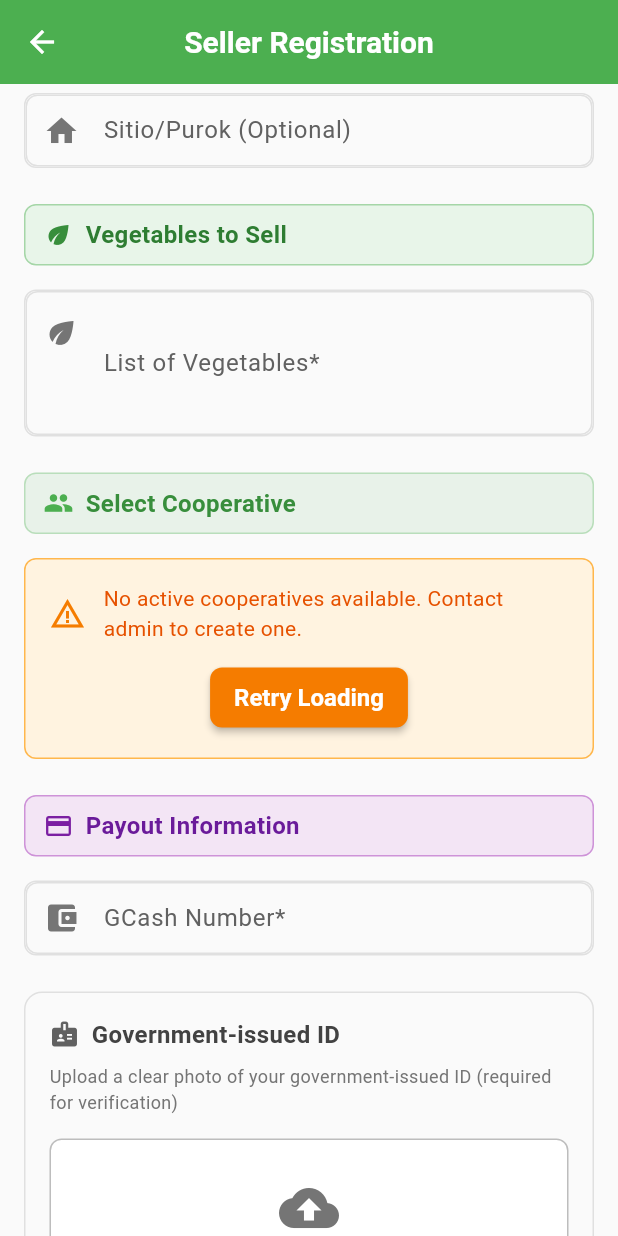
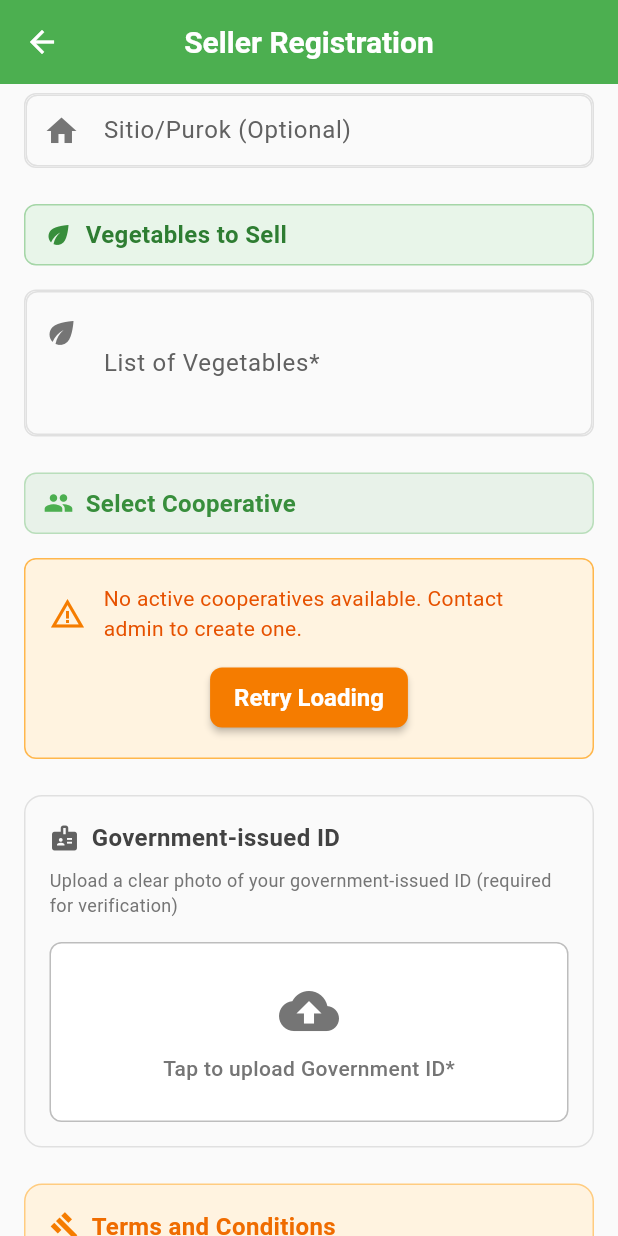
Before and after one commit to Myrick24/system, a Flutter app: the RegistrationScreen screen opened directly, scrolled down 576 dp, on a phone screen of 412 x 824 dp. Run offline on Flutter 3.47's test engine with Material 3 defaults, Android fonts, the phone set to English and light mode, and no system bars; our stand-ins replace cloud_firestore, firebase_auth, firebase_core, firebase_messaging, firebase_storage, fl_chart and 4 more; accounts and stored records are empty; project files that could hold a hidden picture were left out.

Commit message:
Clean up seller registration form: Remove payout/GCash fields and fix dropdown overflow
- Remove GCash number field and payout information section
- Remove _gcashNumberController and related code
- Simplify cooperative dropdown to single-line menu items
- Shorten cooperative dropdown hint text
- Fix layout overflow issues (bottom overflow by 15 pixels)
- Improve dropdown styling and padding

```diff
--- a/e-commerce-app/lib/screens/registration_screen.dart
+++ b/e-commerce-app/lib/screens/registration_screen.dart
@@ -26,7 +26,6 @@ class _RegistrationScreenState extends State<RegistrationScreen> {
   // Form controllers
   final _fullNameController = TextEditingController();
 
-  final _gcashNumberController = TextEditingController();
   File? _governmentIdImage;
   bool _isLoading = false;
   // Image handling
@@ -49,7 +48,6 @@ class _RegistrationScreenState extends State<RegistrationScreen> {
     _fullNameController.dispose();
     _contactNumberController.dispose();
     _vegetableListController.dispose();
-    _gcashNumberController.dispose();
     _sitioController.dispose();
     super.dispose();
   }
@@ -84,7 +82,8 @@ class _RegistrationScreenState extends State<RegistrationScreen> {
           .where('role', isEqualTo: 'cooperative')
           .get();
 
-      print('📊 Found ${coopsSnapshot.docs.length} users with role=cooperative');
+      print(
+          '📊 Found ${coopsSnapshot.docs.length} users with role=cooperative');
 
       if (coopsSnapshot.docs.isEmpty) {
         print('⚠️  No users found with role="cooperative"');
@@ -298,10 +297,6 @@ class _RegistrationScreenState extends State<RegistrationScreen> {
           'fullAddress': fullAddress,
         },
         'vegetableList': _vegetableListController.text.trim(),
-        'payoutInfo': {
-          'gcashNumber': _gcashNumberController.text.trim(),
-          'method': 'GCash',
-        },
         'email': userEmail,
         'governmentIdUrl': governmentIdUrl,
         'createdAt': FieldValue.serverTimestamp(),
@@ -779,38 +774,29 @@ class _RegistrationScreenState extends State<RegistrationScreen> {
                       border: Border.all(color: Colors.grey.shade300),
                     ),
                     padding:
-                        const EdgeInsets.symmetric(horizontal: 16, vertical: 4),
+                        const EdgeInsets.symmetric(horizontal: 16, vertical: 8),
                     child: DropdownButtonFormField<String>(
                       value: _selectedCoopId,
+                      isExpanded: true,
                       decoration: InputDecoration(
                         labelText: 'Choose Cooperative*',
                         prefixIcon:
                             Icon(Icons.business, color: Colors.grey.shade600),
                         border: InputBorder.none,
                         labelStyle: TextStyle(color: Colors.grey.shade700),
+                        contentPadding: EdgeInsets.zero,
                       ),
                       items: _cooperatives.map((coop) {
                         return DropdownMenuItem<String>(
                           value: coop['id'] as String,
-                          child: Column(
-                            crossAxisAlignment: CrossAxisAlignment.start,
-                            mainAxisSize: MainAxisSize.min,
-                            children: [
-                              Text(
-                                coop['name'] as String,
-                                style: const TextStyle(
-                                  fontWeight: FontWeight.w600,
-                                  fontSize: 14,
-                                ),
-                              ),
-                              Text(
-                                coop['email'] as String,
-                                style: TextStyle(
-                                  fontSize: 12,
-                                  color: Colors.grey.shade600,
-                                ),
-                              ),
-                            ],
+                          child: Text(
+                            '${coop['name']} (${coop['email']})',
+                            maxLines: 1,
+                            overflow: TextOverflow.ellipsis,
+                            style: const TextStyle(
+                              fontWeight: FontWeight.w600,
+                              fontSize: 14,
+                            ),
                           ),
                         );
                       }).toList(),
@@ -827,13 +813,11 @@ class _RegistrationScreenState extends State<RegistrationScreen> {
                       },
                       validator: (value) {
                         if (value == null || value.isEmpty) {
-                          return 'Please select a cooperative to handle your application';
+                          return 'Please select a cooperative';
                         }
                         return null;
                       },
-                      hint: const Text(
-                          'Select a cooperative that will handle your products'),
-                      isExpanded: true,
+                      hint: const Text('Select a cooperative'),
                     ),
                   ),
                 if (_selectedCoopName != null && _selectedCoopName!.isNotEmpty)
@@ -862,70 +846,6 @@ class _RegistrationScreenState extends State<RegistrationScreen> {
                       ],
                     ),
                   ),
-                const SizedBox(height: 24),
-
-                // Payout Information Section
-                Container(
-                  padding:
-                      const EdgeInsets.symmetric(vertical: 8, horizontal: 12),
-                  decoration: BoxDecoration(
-                    color: Colors.purple.shade50,
-                    borderRadius: BorderRadius.circular(8),
-                    border: Border.all(color: Colors.purple.shade200),
-                  ),
-                  child: Row(
-                    children: [
-                      Icon(
-                        Icons.payment,
-                        color: Colors.purple.shade700,
-                        size: 20,
-                      ),
-                      const SizedBox(width: 8),
-                      Text(
-                        'Payout Information',
-                        style: TextStyle(
-                          fontWeight: FontWeight.bold,
-                          fontSize: 16,
-                          color: Colors.purple.shade800,
-                        ),
-                      ),
-                    ],
-                  ),
-                ),
-                const SizedBox(height: 16),
-
-                // GCash Number
-                Container(
-                  decoration: BoxDecoration(
-                    color: Colors.grey.shade50,
-                    borderRadius: BorderRadius.circular(8),
-                    border: Border.all(color: Colors.grey.shade300),
-                  ),
-                  child: TextFormField(
-                    controller: _gcashNumberController,
-                    keyboardType: TextInputType.phone,
-                    decoration: InputDecoration(
-                      labelText: 'GCash Number*',
-                      hintText: '09XXXXXXXXX',
-                      prefixIcon: Icon(Icons.account_balance_wallet,
-                          color: Colors.grey.shade600),
-                      border: InputBorder.none,
-                      contentPadding: const EdgeInsets.symmetric(
-                          horizontal: 16, vertical: 12),
-                      labelStyle: TextStyle(color: Colors.grey.shade700),
-                      hintStyle: TextStyle(color: Colors.grey.shade500),
-                    ),
-                    validator: (value) {
-                      if (value == null || value.isEmpty) {
-                        return 'Please enter your GCash number';
-                      }
-                      if (!RegExp(r'^09\d{9}$').hasMatch(value)) {
-                        return 'Please enter a valid GCash number (09XXXXXXXXX)';
-                      }
-                      return null;
-                    },
-                  ),
-                ),
                 const SizedBox(height: 24),
 
                 // Government ID Upload Section
```
